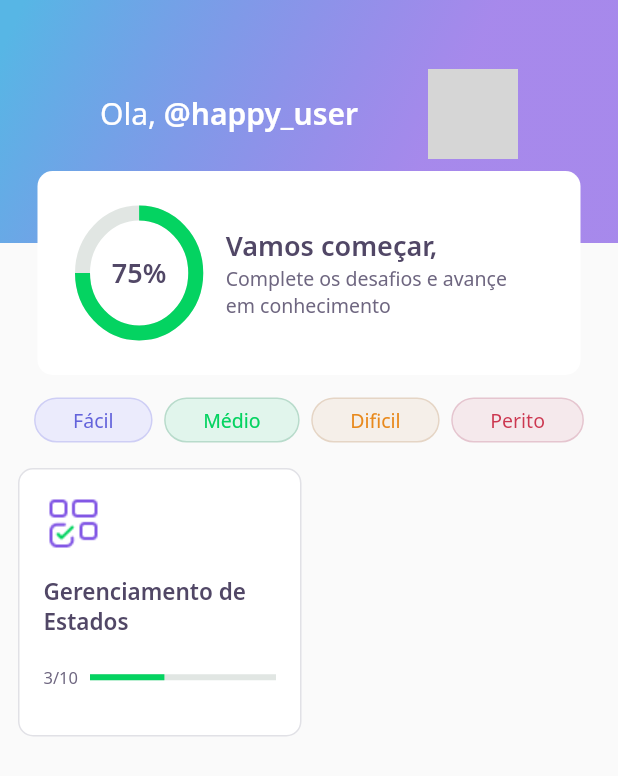
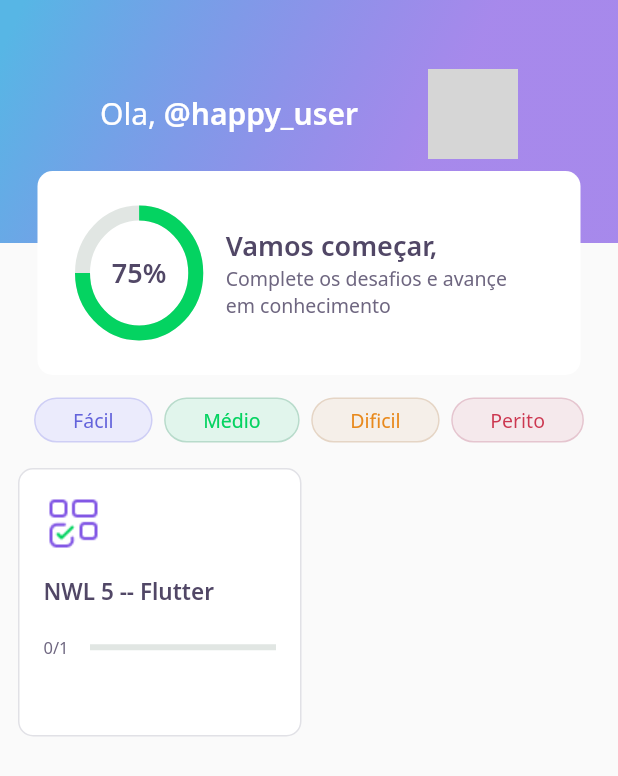
Before and after one commit to dede999/DevQuiz, a Flutter app: the screen it shows after launch, on a phone screen of 412 x 824 dp. Shown: the top 776 px of the screen. Run offline on Flutter 3.47's test engine with Material 2 defaults, Android fonts, the phone set to English and light mode, and no system bars; our stand-ins replace google_fonts; accounts and stored records are empty; network calls fail; grey boxes are pictures that could not be loaded.

Commit message:
Allow QuizCardWidget to take a quiz as parameter

```diff
--- a/lib/home/home_page.dart
+++ b/lib/home/home_page.dart
@@ -48,7 +48,7 @@ class _HomePageState extends State<HomePage> {
                 crossAxisCount: 2,
                 crossAxisSpacing: 10,
                 children: controller.quizzes!
-                    .map((quiz) => QuizCardWidget())
+                    .map((quiz) => QuizCardWidget(quiz: quiz))
                     .toList(),
               ),
             ),
--- a/lib/home/widgets/quiz_card_widget.dart
+++ b/lib/home/widgets/quiz_card_widget.dart
@@ -1,9 +1,11 @@
 import 'package:dev_quiz/core/core.dart';
+import 'package:dev_quiz/shared/models/data_models.dart';
 import 'package:dev_quiz/shared/widgets/progress_indicator.dart';
 import 'package:flutter/material.dart';
 
 class QuizCardWidget extends StatelessWidget {
-  // const QuizCardWidget({Key key}) : super(key: key);
+  final QuizModel quiz;
+  const QuizCardWidget({Key? key, required this.quiz}) : super(key: key);
 
   @override
   Widget build(BuildContext context) {
@@ -20,16 +22,20 @@ class QuizCardWidget extends StatelessWidget {
           Container(
               height: 40, width: 40, child: Image.asset(AppImages.blocks)),
           SizedBox(height: 15),
-          Text('Gerenciamento de Estados', style: AppTextStyles.heading15),
+          Text(quiz.title, style: AppTextStyles.heading15),
           SizedBox(height: 20),
           Row(
             mainAxisAlignment: MainAxisAlignment.start,
             children: [
               Expanded(
-                  flex: 1, child: Text('3/10', style: AppTextStyles.body11)),
+                  flex: 1,
+                  child: Text(
+                      '${quiz.questionsAnswered}/${quiz.questions.length}',
+                      style: AppTextStyles.body11)),
               Expanded(
                 flex: 4,
-                child: ProgressIndicatorWidget(value: .4),
+                child: ProgressIndicatorWidget(
+                    value: quiz.questionsAnswered / quiz.questions.length),
               )
             ],
           )
```
